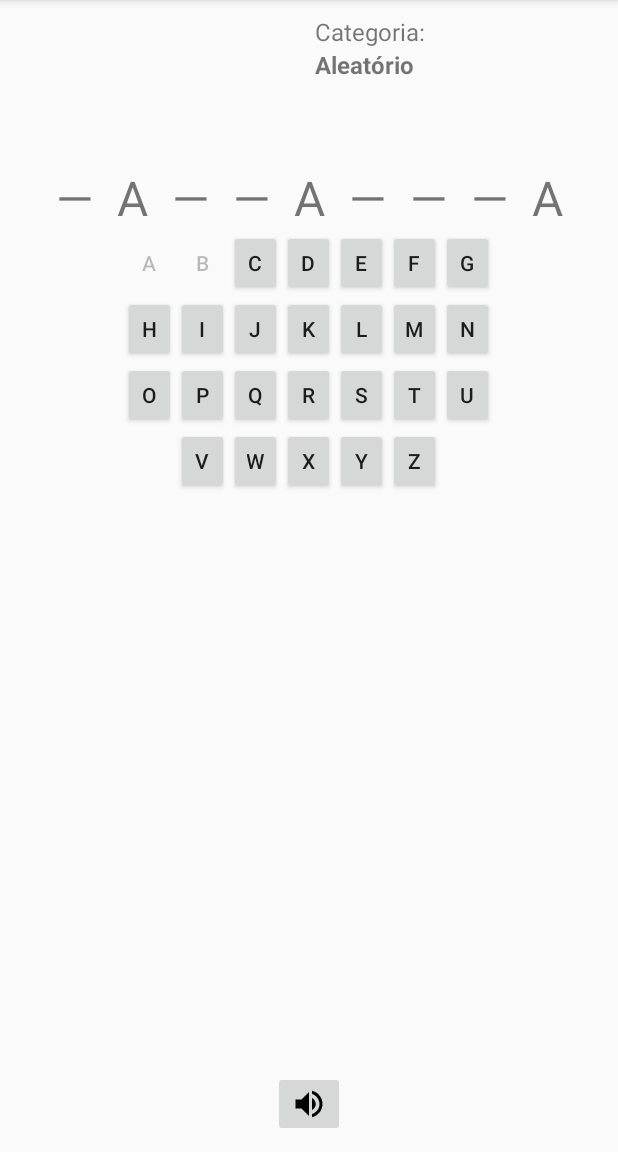
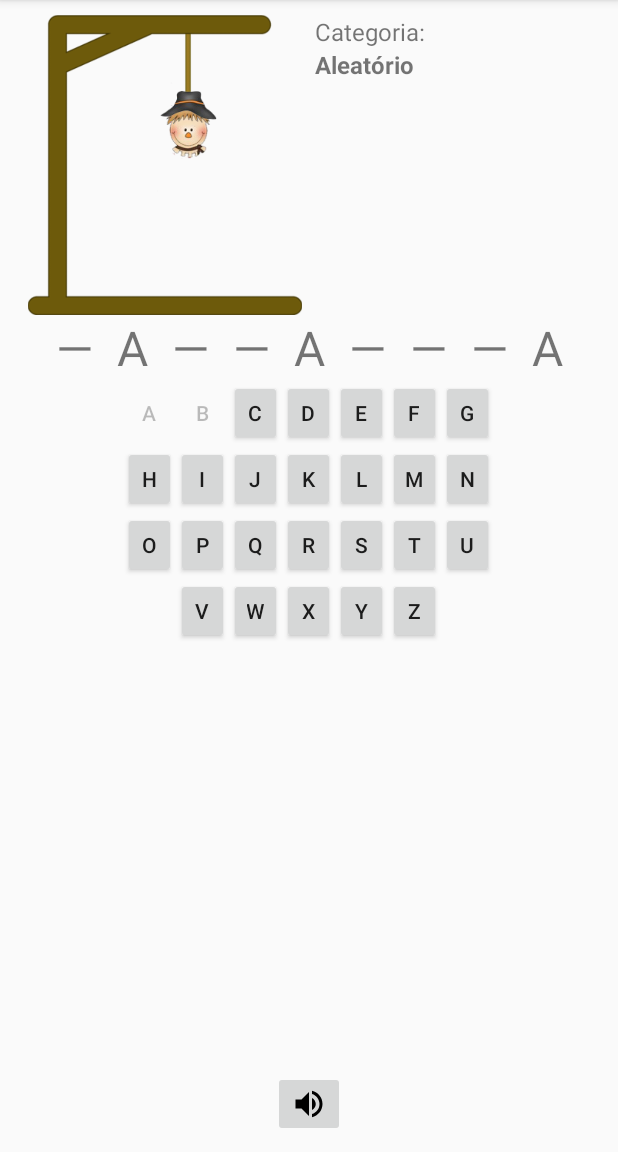
Before and after one commit to danillopneto/hangman, an Android app: the screen it shows after launch (MainActivity), after a tap on an icon or button, on a phone screen of 412 x 824 dp, the part 84-1236 px from its top. Run offline under Robolectric (Android 15) with nearby library versions, the phone set to English and light mode, and no system bars; 3 other taps on this screen came first.

Commit message:
Implementação da mudança da imagem por erro

```diff
--- a/app/src/main/java/ufg/go/br/hangman/MainActivity.java
+++ b/app/src/main/java/ufg/go/br/hangman/MainActivity.java
@@ -1,13 +1,18 @@
 package ufg.go.br.hangman;
 
 import android.graphics.Color;
+import android.graphics.drawable.Drawable;
 import android.support.v7.app.AppCompatActivity;
 import android.os.Bundle;
 import android.view.View;
 import android.widget.Button;
 import android.widget.ImageButton;
+import android.widget.ImageView;
+import android.widget.LinearLayout;
 import android.widget.TextView;
 
+import java.io.IOException;
+import java.io.InputStream;
 import java.text.Normalizer;
 import java.util.ArrayList;
 import java.util.List;
@@ -24,9 +29,11 @@ public class MainActivity extends AppCompatActivity {
     private String wordToBeGuessed;
     private String normalizedWord;
     private String category;
+    ImageView mHangImage;
     TextView mWord;
     TextView mCategoryLabel;
     Button mNewGameButton;
+    LinearLayout mLettersContainer;
     ImageButton mMusicOnButton;
     ImageButton mMusicOffButton;
     SoundGame sg;
@@ -35,9 +42,11 @@ public class MainActivity extends AppCompatActivity {
     protected void onCreate(Bundle savedInstanceState) {
         super.onCreate(savedInstanceState);
         setContentView(R.layout.activity_main);
+        mHangImage = findViewById(R.id.mHangImage);
         mWord = findViewById(R.id.mWord);
         mCategoryLabel = findViewById(R.id.mCategoryLabel);
         mNewGameButton = findViewById(R.id.mNewGameButton);
+        mLettersContainer = findViewById(R.id.mLettersContainer);
         mMusicOnButton = findViewById(R.id.mMusicOnButton);
         mMusicOffButton = findViewById(R.id.mMusicOffButton);
 
@@ -67,10 +76,12 @@ public class MainActivity extends AppCompatActivity {
             }
         } else {
             mistakes++;
+            setHangDraw();
         }
 
         if (mistakes >= LIMIT_OF_MISTAKES) {
             mNewGameButton.setVisibility(View.VISIBLE);
+            mLettersContainer.setVisibility(View.GONE);
         }
 
         letterButton.setBackgroundColor(Color.TRANSPARENT);
@@ -104,6 +115,7 @@ public class MainActivity extends AppCompatActivity {
         mMusicOnButton.setVisibility(View.VISIBLE);
         mMusicOffButton.setVisibility(View.GONE);
         sg.playMusicBehind();
+        setHangDraw();
     }
 
     private char[] getWordMasked() {
@@ -139,4 +151,36 @@ public class MainActivity extends AppCompatActivity {
 
         mWord.setText(String.valueOf(guess));
     }
+
+    private void setHangDraw() {
+        int fileName;
+        switch (mistakes) {
+            case 1:
+                fileName = R.drawable.first;
+                break;
+            case 2:
+                fileName = R.drawable.second;
+                break;
+            case 3:
+                fileName = R.drawable.third;
+                break;
+            case 4:
+                fileName = R.drawable.fourth;
+                break;
+            case 5:
+                fileName = R.drawable.fifth;
+                break;
+            case 6:
+                fileName = R.drawable.sixth;
+                break;
+            case 7:
+                fileName = R.drawable.dead;
+                break;
+            default:
+                fileName = R.drawable.zero;
+        }
+
+        Drawable image = getDrawable(fileName);
+        mHangImage.setImageDrawable(image);
+    }
 }
--- a/app/src/main/res/layout/activity_main.xml
+++ b/app/src/main/res/layout/activity_main.xml
@@ -9,10 +9,11 @@
     <LinearLayout
         android:id="@+id/containerHangman"
         android:layout_width="match_parent"
-        android:layout_height="100dp">
+        android:orientation="horizontal"
+        android:layout_height="200dp">
 
         <ImageView
-            android:id="@+id/hangmanImage"
+            android:id="@+id/mHangImage"
             android:layout_width="200dp"
             android:layout_height="match_parent" />
 
@@ -57,6 +58,13 @@
         android:gravity="center_horizontal"
         android:layout_below="@+id/containerHangman"/>
 
+    <LinearLayout
+        android:id="@+id/mLettersContainer"
+        android:layout_below="@+id/mWord"
+        android:layout_width="match_parent"
+        android:layout_height="wrap_content"
+        android:orientation="vertical"
+        android:gravity="center_vertical|center_horizontal">
         <LinearLayout
             android:id="@+id/firstContainer"
             android:layout_below="@+id/mWord"
@@ -241,6 +249,7 @@
                 android:text="Z"
                 android:onClick="letterPressed"/>
         </LinearLayout>
+    </LinearLayout>
 
     <ImageButton
         android:id="@+id/mMusicOnButton"
```
Also changed, not shown: app/src/main/res/drawable/dead.png (added), app/src/main/res/drawable/fifth.png (added), app/src/main/res/drawable/first.png (added), app/src/main/res/drawable/fourth.png (added), app/src/main/res/drawable/second.png (added), app/src/main/res/drawable/sixth.png (added), app/src/main/res/drawable/third.png (added), app/src/main/res/drawable/zero.png (added). Lines whose indentation alone changed are shown as unchanged.
